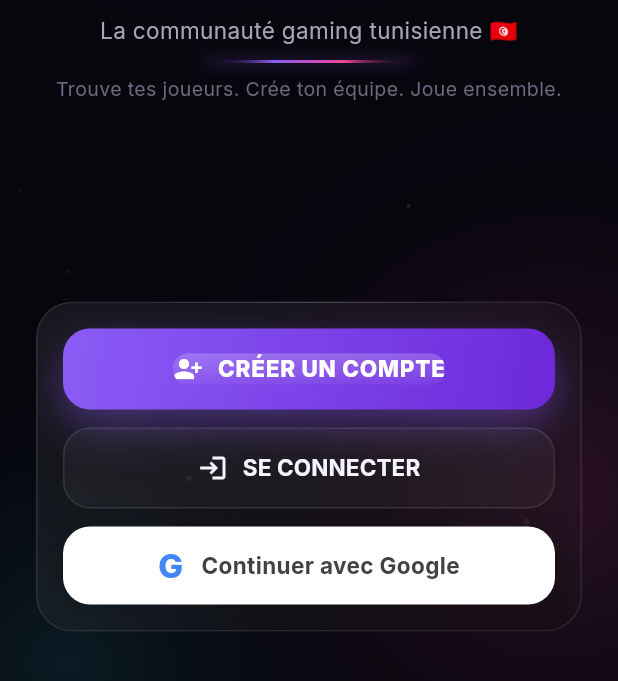
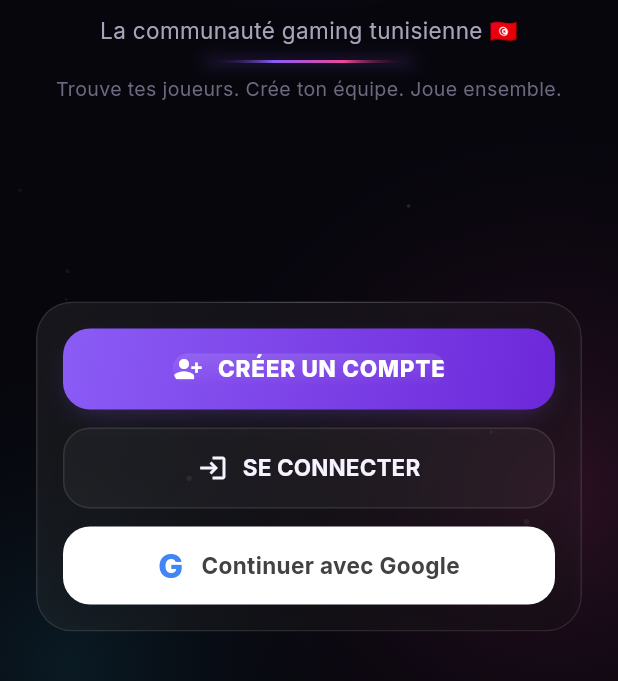
Before and after one commit to Ayoubkkhammassi/gametun, a Flutter app: the screen it shows after launch, on a phone screen of 412 x 824 dp, the part 555-1236 px from its top. Run offline on Flutter 3.47's test engine with Material 3 defaults, Android fonts, the phone set to English and light mode, and no system bars; our stand-ins replace audioplayers, dio, flutter_riverpod, flutter_secure_storage, go_router, google_fonts and 5 more; missing offline and left inert: record.

Commit message:
fix(ui): boutons — halo réduit + reflet adouci (v25)
- GtButton : boxShadow moins large (spreadRadius négatif, blur réduit) pour
  supprimer l'effet "rectangle flou" autour (notamment boutons rouges)
- Reflet supérieur adouci (0.22 -> 0.12)
- S'applique à tous les GtButton de l'app
- Bump version 24 -> 25

Co-Authored-By: Claude Opus 4.8 <noreply@anthropic.com>

```diff
--- a/mobile/lib/core/config/env.dart
+++ b/mobile/lib/core/config/env.dart
@@ -18,7 +18,7 @@ class Env {
   /// Numéro de version de CETTE build (à incrémenter à chaque nouvel APK).
   /// Le serveur renvoie la dernière version ; si elle est > à celle-ci,
   /// l'app propose la mise à jour.
-  static const int appVersionCode = 24;
+  static const int appVersionCode = 25;
 
   /// ID client Web Google (public) — pour obtenir un idToken vérifiable serveur.
   static const String googleServerClientId =
--- a/mobile/lib/core/widgets/gt_button.dart
+++ b/mobile/lib/core/widgets/gt_button.dart
@@ -61,9 +61,10 @@ class _GtButtonState extends State<GtButton> {
               borderRadius: BorderRadius.circular(GT.rMd),
               boxShadow: [
                 BoxShadow(
-                  color: _glow.withValues(alpha: _down ? 0.25 : 0.45),
-                  blurRadius: _down ? 12 : 24,
-                  offset: Offset(0, _down ? 4 : 10),
+                  color: _glow.withValues(alpha: _down ? 0.18 : 0.28),
+                  blurRadius: _down ? 8 : 14,
+                  spreadRadius: -4,
+                  offset: Offset(0, _down ? 3 : 6),
                 ),
               ],
             ),
@@ -72,19 +73,19 @@ class _GtButtonState extends State<GtButton> {
               child: Stack(
                 alignment: Alignment.center,
                 children: [
-                  // Reflet supérieur.
+                  // Reflet supérieur discret.
                   Positioned(
                     top: 0,
                     left: 0,
                     right: 0,
-                    height: 26,
+                    height: 22,
                     child: DecoratedBox(
                       decoration: BoxDecoration(
                         gradient: LinearGradient(
                           begin: Alignment.topCenter,
                           end: Alignment.bottomCenter,
                           colors: [
-                            Colors.white.withValues(alpha: 0.22),
+                            Colors.white.withValues(alpha: 0.12),
                             Colors.white.withValues(alpha: 0),
                           ],
                         ),
```
Also changed, not shown: 1 other file.
